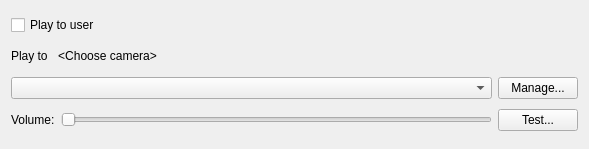
networkoptix/nx_open, file client/src/ui/widgets/business/play_sound_business_action_widget.ui: the form before one commit.
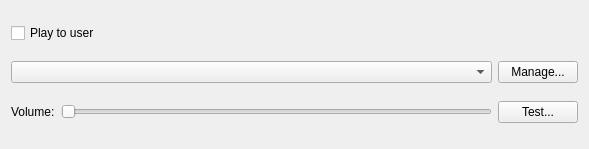
The form after the commit.

Commit message:
(VMS-2846) - Proxying isn't working for 2WAY audio actions (Speak, Play sound, Repeat sound)
<==== Mercurial data ====>
Branch: dev_2.5

The edit to the form file:
```diff
--- a/client/src/ui/widgets/business/play_sound_business_action_widget.ui
+++ b/client/src/ui/widgets/business/play_sound_business_action_widget.ui
@@ -25,40 +25,6 @@
      </item>
     </layout>
    </item>
-   <item>
-    <layout class="QHBoxLayout" name="horizontalLayout">
-     <item>
-      <widget class="QLabel" name="actionTargetsLabel">
-       <property name="text">
-        <string>Play to</string>
-       </property>
-      </widget>
-     </item>
-     <item>
-      <widget class="QPushButton" name="actionTargetsHolder">
-       <property name="text">
-        <string>&lt;Choose camera&gt;</string>
-       </property>
-       <property name="flat">
-        <bool>true</bool>
-       </property>
-      </widget>
-     </item>
-     <item>
-      <spacer name="horizontalSpacer">
-       <property name="orientation">
-        <enum>Qt::Horizontal</enum>
-       </property>
-       <property name="sizeHint" stdset="0">
-        <size>
-         <width>40</width>
-         <height>20</height>
-        </size>
-       </property>
-      </spacer>
-     </item>
-    </layout>
-   </item>
    <item>
     <layout class="QHBoxLayout" name="selectLayout" stretch="1,0">
      <item>
```
The commit also changes 12 other files.
